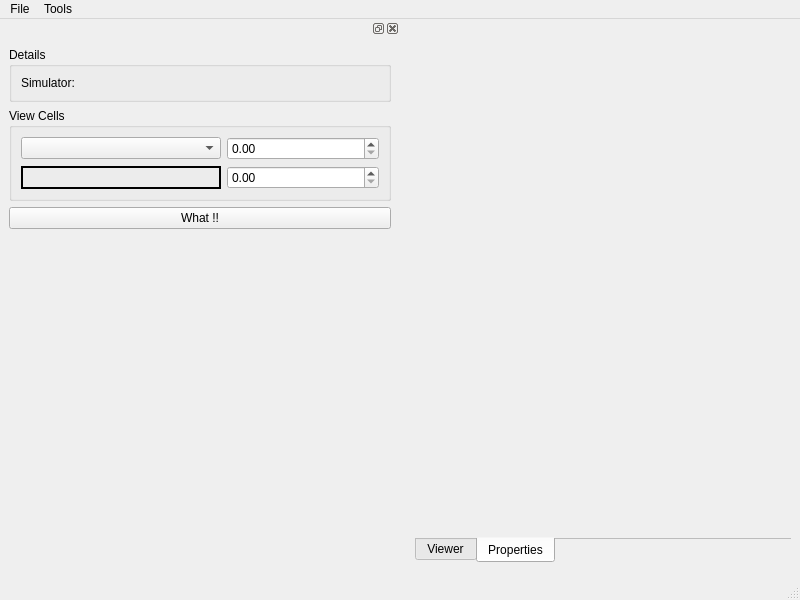
Before: the Qt Designer form src/IRESReader/GUI/Qt/UI/IRESReader.ui in felipeCeler/irescutaway, drawn with Qt 5.
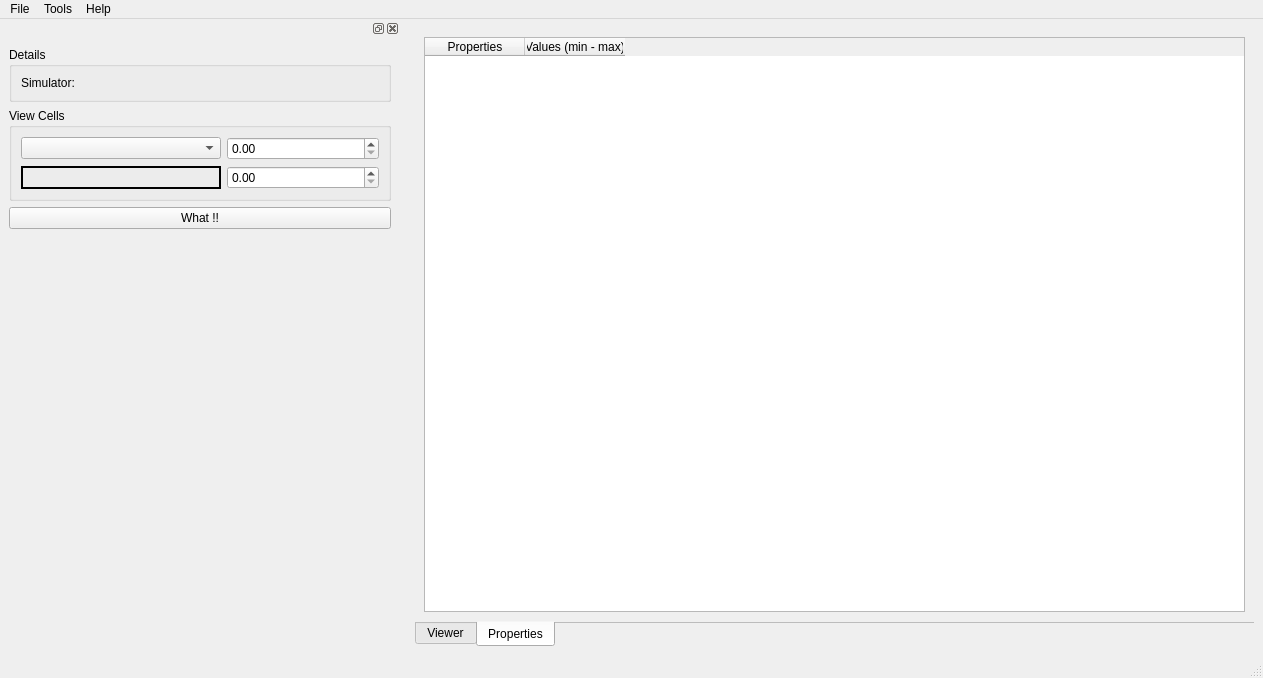
After: the same form once the commit is applied. The open tabs and pages were chosen to show the change.

Diff of the .ui file:
```diff
--- a/src/IRESReader/GUI/Qt/UI/IRESReader.ui
+++ b/src/IRESReader/GUI/Qt/UI/IRESReader.ui
@@ -6,8 +6,8 @@
    <rect>
     <x>0</x>
     <y>0</y>
-    <width>800</width>
-    <height>600</height>
+    <width>1263</width>
+    <height>678</height>
    </rect>
   </property>
   <property name="sizePolicy">
@@ -29,6 +29,12 @@
    <layout class="QVBoxLayout" name="verticalLayout">
     <item>
      <widget class="QTabWidget" name="tabWidget_">
+      <property name="minimumSize">
+       <size>
+        <width>640</width>
+        <height>480</height>
+       </size>
+      </property>
       <property name="tabPosition">
        <enum>QTabWidget::South</enum>
       </property>
@@ -36,7 +42,7 @@
        <enum>QTabWidget::Rounded</enum>
       </property>
       <property name="currentIndex">
-       <number>0</number>
+       <number>1</number>
       </property>
       <property name="documentMode">
        <bool>true</bool>
@@ -51,24 +57,40 @@
        <attribute name="title">
         <string>Viewer</string>
        </attribute>
+       <layout class="QVBoxLayout" name="viewer_verticalLayout_"/>
       </widget>
-      <widget class="QWidget" name="properties">
+      <widget class="QWidget" name="properties_">
        <attribute name="title">
         <string>Properties</string>
        </attribute>
+       <layout class="QVBoxLayout" name="properties_verticalLayout_">
+        <item>
+         <widget class="QTableWidget" name="properties_tableWidget_">
+          <property name="editTriggers">
+           <set>QAbstractItemView::NoEditTriggers</set>
+          </property>
+          <property name="selectionMode">
+           <enum>QAbstractItemView::NoSelection</enum>
+          </property>
+          <attribute name="verticalHeaderVisible">
+           <bool>false</bool>
+          </attribute>
+          <column>
+           <property name="text">
+            <string>Properties</string>
+           </property>
+          </column>
+          <column>
+           <property name="text">
+            <string>Values (min - max)</string>
+           </property>
+          </column>
+         </widget>
+        </item>
+       </layout>
       </widget>
      </widget>
     </item>
-    <item>
-     <widget class="QWidget" name="widget_" native="true">
-      <property name="sizePolicy">
-       <sizepolicy hsizetype="Maximum" vsizetype="Maximum">
-        <horstretch>0</horstretch>
-        <verstretch>0</verstretch>
-       </sizepolicy>
-      </property>
-     </widget>
-    </item>
    </layout>
   </widget>
   <widget class="QMenuBar" name="menubar">
@@ -76,7 +98,7 @@
     <rect>
      <x>0</x>
      <y>0</y>
-     <width>800</width>
+     <width>1263</width>
      <height>20</height>
     </rect>
    </property>
@@ -94,8 +116,16 @@
     </property>
     <addaction name="action_Load_Shaders"/>
    </widget>
+   <widget class="QMenu" name="menuHelp">
+    <property name="title">
+     <string>Help</string>
+    </property>
+    <addaction name="actionTE_VIRA"/>
+    <addaction name="actionFend_for_yourself"/>
+   </widget>
    <addaction name="menuFile"/>
    <addaction name="menuTools"/>
+   <addaction name="menuHelp"/>
   </widget>
   <widget class="QStatusBar" name="statusbar"/>
   <widget class="QDockWidget" name="dockWidget">
@@ -274,6 +304,16 @@
     <string>Load Shaders</string>
    </property>
   </action>
+  <action name="actionTE_VIRA">
+   <property name="text">
+    <string>Te vira ! [pt_BR]</string>
+   </property>
+  </action>
+  <action name="actionFend_for_yourself">
+   <property name="text">
+    <string>Fend for yourself ! [us]</string>
+   </property>
+  </action>
  </widget>
  <resources>
   <include location="../RCC/Resources.qrc"/>
```
Left out of the diff: 1 changed line with no effect on the pictures.
